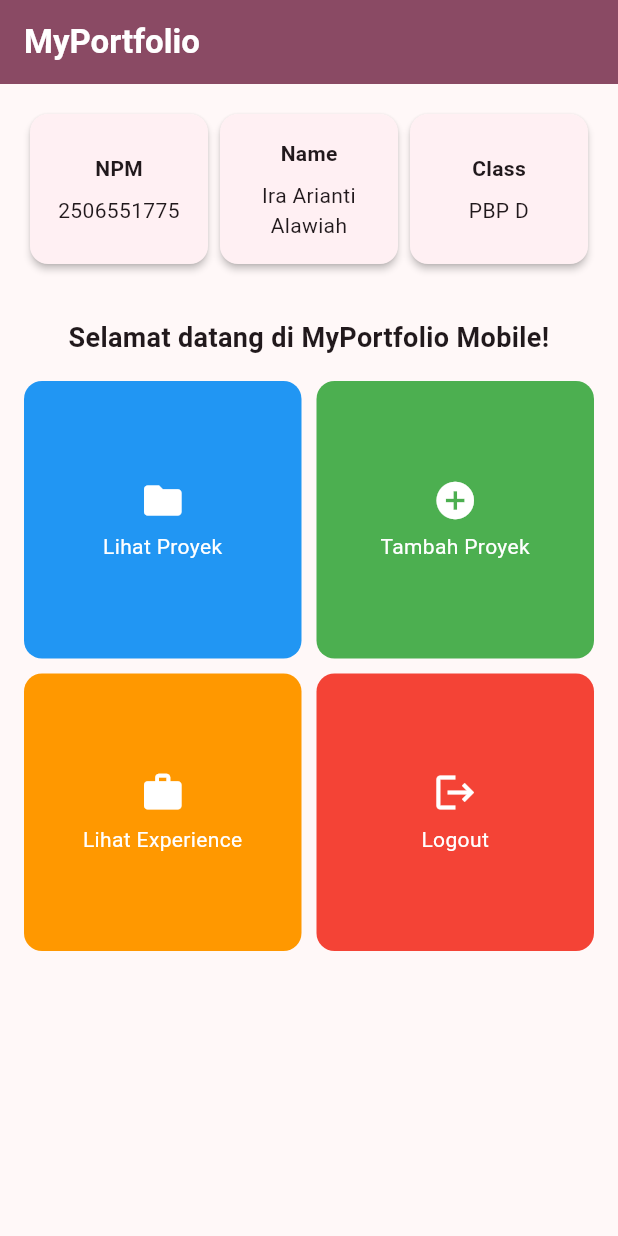
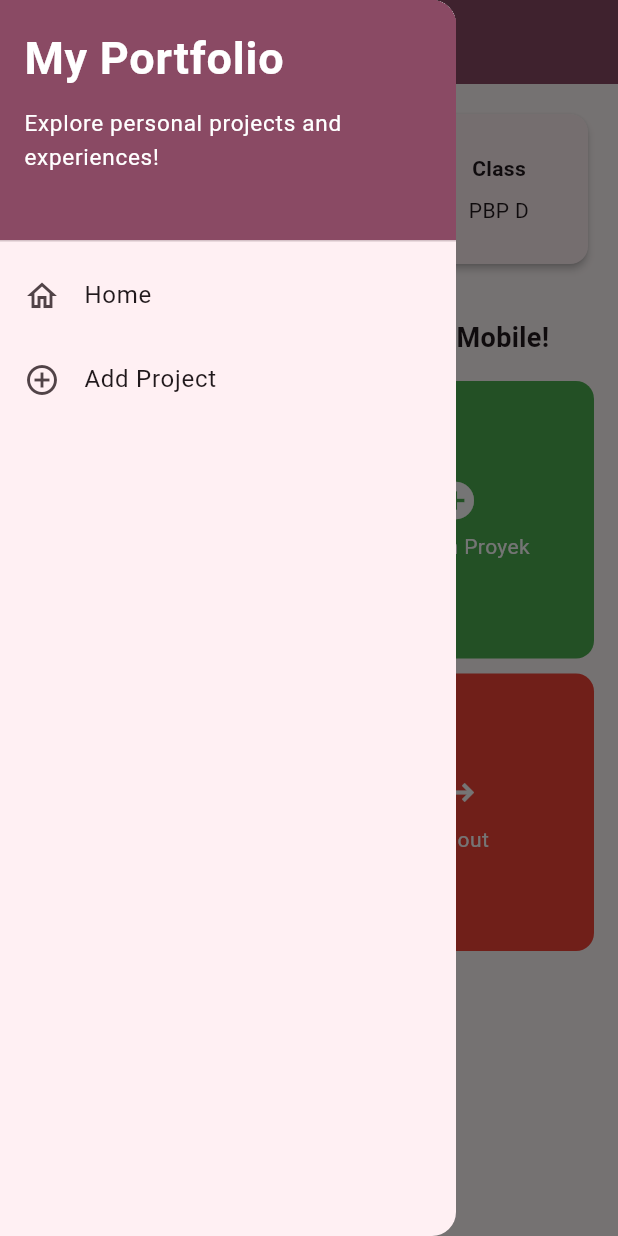
Before and after one commit to raa-arianti/myportofolio_mobile, a Flutter app: the screen it shows after launch, with the side drawer open (before the commit the screen has no drawer), on a phone screen of 412 x 824 dp. Run offline on Flutter 3.47's test engine with Material 3 defaults, Android fonts, the phone set to English and light mode, and no system bars; our stand-ins replace material_ui.

Commit message:
feat: add drawer navigation and Add Project form (Tutorial 9)
Drawer menu (Home, Add Project) on the menu and form pages; Add Project form with validation that shows the input in a dialog; the Tambah Proyek button opens the form. Pages moved to lib/screens/, ItemCard moved to widgets/project_card.dart, and imports switched to material_ui.

```diff
--- a/lib/models/item_homepage.dart
+++ b/lib/models/item_homepage.dart
@@ -1,4 +1,4 @@
-import 'package:flutter/material.dart';
+import 'package:material_ui/material_ui.dart';
 
 /// Data untuk satu tombol menu di halaman utama.
 ///
--- a/lib/menu.dart
+++ b/lib/screens/menu.dart
@@ -1,7 +1,8 @@
-import 'package:flutter/material.dart';
+import 'package:material_ui/material_ui.dart';
 import 'package:myportofolio_mobile/models/item_homepage.dart';
 import 'package:myportofolio_mobile/widgets/info_card.dart';
-import 'package:myportofolio_mobile/widgets/item_card.dart';
+import 'package:myportofolio_mobile/widgets/left_drawer.dart';
+import 'package:myportofolio_mobile/widgets/project_card.dart';
 
 /// Halaman utama aplikasi: tiga kartu profil di atas, lalu kisi tombol menu.
 ///
@@ -36,7 +37,10 @@ class MyHomePage extends StatelessWidget {
         ),
         // Warna diambil dari tema yang dipasang MaterialApp di main.dart.
         backgroundColor: Theme.of(context).colorScheme.primary,
+        // Ikon garis tiga (pembuka drawer) dibuat putih supaya terlihat.
+        iconTheme: const IconThemeData(color: Colors.white),
       ),
+      drawer: const LeftDrawer(),
       // Bisa digulir, supaya isi tidak terpotong di layar pendek atau mode landscape.
       body: SingleChildScrollView(
         padding: const EdgeInsets.all(16.0),
@@ -53,9 +57,15 @@ class MyHomePage extends StatelessWidget {
                     crossAxisAlignment: CrossAxisAlignment.stretch,
                     children: [
                       // Expanded membagi lebar baris sama rata untuk tiga kartu.
-                      Expanded(child: InfoCard(title: 'NPM', content: npm)),
-                      Expanded(child: InfoCard(title: 'Name', content: nama)),
-                      Expanded(child: InfoCard(title: 'Class', content: kelas)),
+                      Expanded(
+                        child: InfoCard(title: 'NPM', content: npm),
+                      ),
+                      Expanded(
+                        child: InfoCard(title: 'Name', content: nama),
+                      ),
+                      Expanded(
+                        child: InfoCard(title: 'Class', content: kelas),
+                      ),
                     ],
                   ),
                 ),
--- a/lib/widgets/info_card.dart
+++ b/lib/widgets/info_card.dart
@@ -1,4 +1,4 @@
-import 'package:flutter/material.dart';
+import 'package:material_ui/material_ui.dart';
 
 /// Kartu kecil yang menampilkan satu informasi profil: [title] di atas dan
 /// [content] di bawahnya.
--- /dev/null
+++ b/lib/widgets/left_drawer.dart
@@ -0,0 +1,70 @@
+import 'package:material_ui/material_ui.dart';
+import 'package:myportofolio_mobile/screens/menu.dart';
+import 'package:myportofolio_mobile/screens/project_form.dart';
+
+/// Menu geser dari kiri untuk berpindah antara halaman utama dan form proyek.
+class LeftDrawer extends StatelessWidget {
+  const LeftDrawer({super.key});
+
+  @override
+  Widget build(BuildContext context) {
+    return Drawer(
+      child: ListView(
+        children: [
+          DrawerHeader(
+            // Warna header mengikuti warna utama tema aplikasi (main.dart).
+            decoration: BoxDecoration(
+              color: Theme.of(context).colorScheme.primary,
+            ),
+            // Tinggi DrawerHeader tetap; kalau teks diperbesar (pengaturan font HP),
+            // isinya bisa digulir alih-alih meluber.
+            child: const SingleChildScrollView(
+              child: Column(
+                crossAxisAlignment: CrossAxisAlignment.start,
+                children: [
+                  Text(
+                    'My Portfolio',
+                    style: TextStyle(
+                      fontSize: 30,
+                      fontWeight: FontWeight.bold,
+                      color: Colors.white,
+                    ),
+                  ),
+                  SizedBox(height: 10),
+                  Text(
+                    'Explore personal projects and experiences!',
+                    style: TextStyle(fontSize: 15, color: Colors.white),
+                  ),
+                ],
+              ),
+            ),
+          ),
+          ListTile(
+            leading: const Icon(Icons.home_outlined),
+            title: const Text('Home'),
+            // pushReplacement: halaman sekarang diganti, bukan ditumpuk,
+            // supaya tombol Back tidak bolak-balik di antara halaman drawer.
+            onTap: () {
+              Navigator.pushReplacement(
+                context,
+                MaterialPageRoute(builder: (context) => const MyHomePage()),
+              );
+            },
+          ),
+          ListTile(
+            leading: const Icon(Icons.add_circle_outline),
+            title: const Text('Add Project'),
+            onTap: () {
+              Navigator.pushReplacement(
+                context,
+                MaterialPageRoute(
+                  builder: (context) => const ProjectFormPage(),
+                ),
+              );
+            },
+          ),
+        ],
+      ),
+    );
+  }
+}
--- a/pubspec.yaml
+++ b/pubspec.yaml
@@ -34,6 +34,7 @@ dependencies:
   # The following adds the Cupertino Icons font to your application.
   # Use with the CupertinoIcons class for iOS style icons.
   cupertino_icons: ^1.0.8
+  material_ui: ^1.11.1
 
 dev_dependencies:
   flutter_test:
```
Also changed, not shown: lib/main.dart (+3 -5 lines), lib/screens/project_form.dart (added, +207 -0 lines), lib/widgets/project_card.dart (renamed from lib/widgets/item_card.dart, +13 -3 lines), pubspec.lock, 1 other file.
